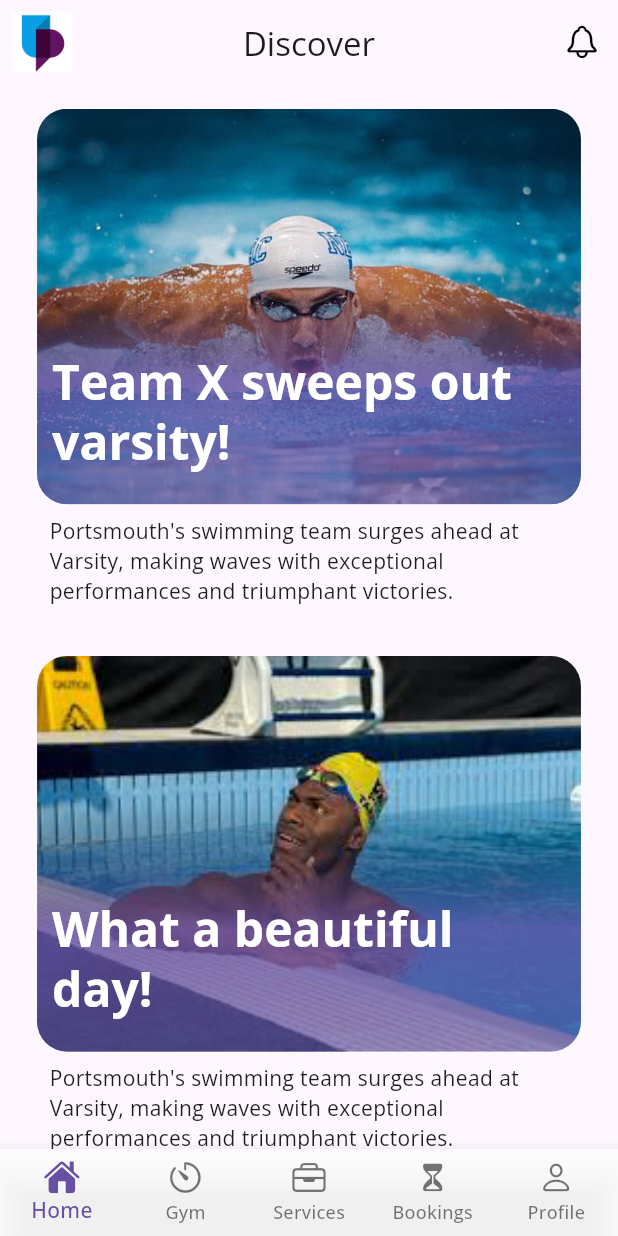
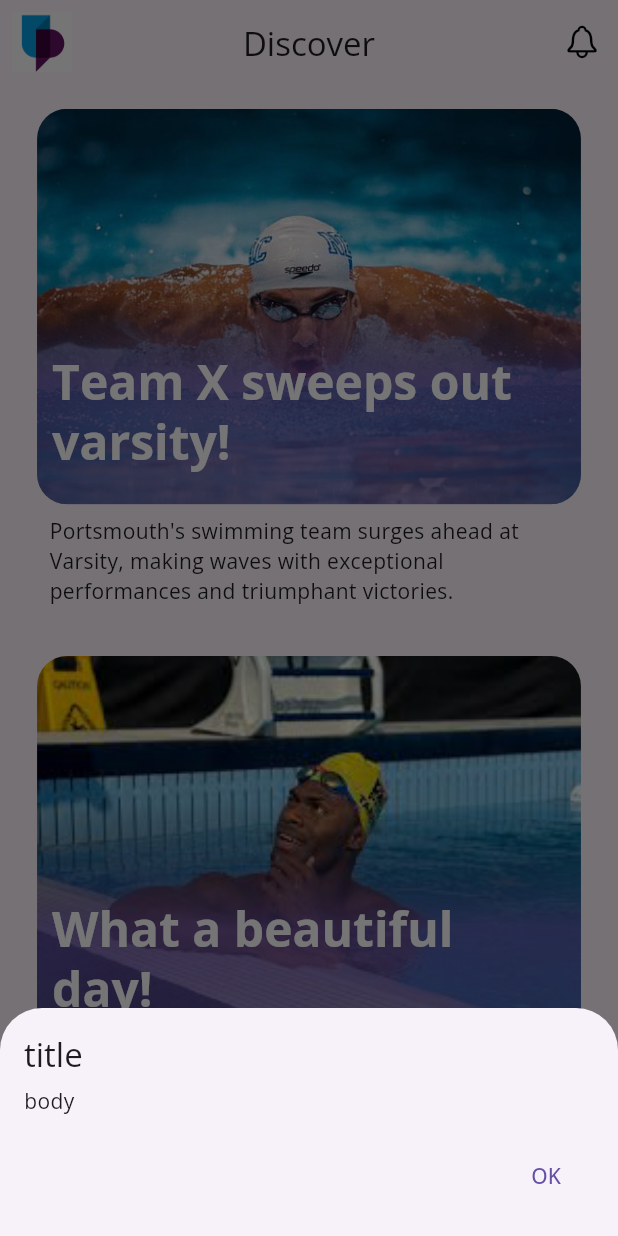
Before and after one commit to AltTheo/UOP_sports_app_v3.0, a Flutter app: the screen it shows after launch, after a tap on an icon or button, on a phone screen of 412 x 824 dp. Run offline on Flutter 3.47's test engine with Material 3 defaults, Android fonts, the light colour scheme and no system bars; our stand-ins replace flutter_secure_storage, flutter_svg, shared_preferences; project files that could hold a hidden picture were left out.

Commit message:
new branch

```diff
--- /dev/null
+++ b/devtools_options.yaml
@@ -0,0 +1,3 @@
+description: This file stores settings for Dart & Flutter DevTools.
+documentation: https://docs.flutter.dev/tools/devtools/extensions#configure-extension-enablement-states
+extensions:
--- a/lib/components/buttons/bell_button.dart
+++ b/lib/components/buttons/bell_button.dart
@@ -1,5 +1,6 @@
 import 'package:flutter/cupertino.dart';
 import 'package:flutter/material.dart';
+import 'package:uop_sports_v3/utils/helper/open_notification.dart';
 
 class BellButton extends StatelessWidget {
   const BellButton({super.key});
@@ -7,7 +8,9 @@ class BellButton extends StatelessWidget {
   @override
   Widget build(BuildContext context) {
     return IconButton(
-        onPressed: () {},
+        onPressed: () {
+          showNotification(context, title: 'title', body: 'body');
+        },
         icon: const Icon(
           CupertinoIcons.bell,
           size: 25,
--- a/lib/screens/home/discover.dart
+++ b/lib/screens/home/discover.dart
@@ -2,6 +2,8 @@ import 'package:flutter/material.dart';
 import 'package:uop_sports_v3/common/app_features/app_bar.dart';
 import 'package:uop_sports_v3/common/app_features/images.dart';
 import 'package:uop_sports_v3/common/widgets/info_bubble.dart';
+import 'package:uop_sports_v3/components/buttons/bell_button.dart';
+import 'package:uop_sports_v3/utils/helper/open_notification.dart';
 
 class Discover extends StatefulWidget {
   const Discover({super.key});
--- a/lib/screens/services/service_model.dart
+++ b/lib/screens/services/service_model.dart
@@ -12,7 +12,7 @@ List<SportsType> sportsGrid = [
   SportsType(name: 'Dodgeball', imageUrl: UopImages.swimImage),
   SportsType(name: 'Football', imageUrl: UopImages.swimImage),
   SportsType(name: 'Netball', imageUrl: UopImages.swimImage),
-  SportsType(name: 'Scholar Activities', imageUrl: UopImages.swimImage),
+  SportsType(name: 'Scholar Activities', imageUrl: UopImages.swimImage2),
   SportsType(name: 'TASS Athletes', imageUrl: UopImages.swimImage),
-  SportsType(name: 'Volleyball', imageUrl: UopImages.swimImage),
+  SportsType(name: 'Volleyball', imageUrl: UopImages.swimImage2),
 ];
--- a/lib/screens/services/services.dart
+++ b/lib/screens/services/services.dart
@@ -1,8 +1,9 @@
 import 'package:flutter/material.dart';
 import 'package:uop_sports_v3/common/app_features/app_bar.dart';
 import 'package:uop_sports_v3/screens/Gym/gym.dart';
-import 'package:uop_sports_v3/screens/services/sports.dart';
-import 'package:uop_sports_v3/screens/services/uop_classes.dart';
+import 'package:uop_sports_v3/screens/services/sports_page.dart';
+import 'package:uop_sports_v3/screens/services/swim_page.dart';
+import 'package:uop_sports_v3/screens/services/uop_class_page.dart';
 
 class Services extends StatefulWidget {
   const Services({super.key});
@@ -34,11 +35,9 @@ class _ServicesState extends State<Services> {
             ]),
             'Services'),
         body: const TabBarView(children: [
-          Sports(),
+          SportsPage(),
           UopClasses(),
-          Center(
-            child: Text('View 4'),
-          ),
+          SwimPage(),
           Center(
             child: Text('View 5'),
           )
--- a/lib/screens/services/sports.dart
+++ /dev/null
@@ -1,51 +0,0 @@
-import 'package:flutter/material.dart';
-import 'package:uop_sports_v3/common/app_features/images.dart';
-import 'package:uop_sports_v3/common/widgets/service_grid.dart';
-import 'package:uop_sports_v3/screens/services/service_model.dart';
-
-class Sports extends StatefulWidget {
-  const Sports({super.key});
-
-  @override
-  State<Sports> createState() => _SportsState();
-}
-
-class _SportsState extends State<Sports> {
-  @override
-  Widget build(BuildContext context) {
-    var screenSize = MediaQuery.of(context).size;
-    var screenHeight = screenSize.height;
-    var screenWidth = screenSize.width;
-    return DefaultTabController(
-      length: 4,
-      child: Scaffold(
-        body: PreferredSize(
-            preferredSize: const Size.fromHeight(48.0),
-            child: Padding(
-              padding: const EdgeInsets.all(8),
-              child: Container(
-                  // height: screenHeight * 0.06,
-                  width: screenWidth,
-                  decoration: BoxDecoration(
-                    // color: Colors.grey[200],
-                    borderRadius: BorderRadius.circular(20),
-                  ),
-                  child: GridView.builder(
-                      gridDelegate:
-                          const SliverGridDelegateWithFixedCrossAxisCount(
-                              crossAxisCount: 2, childAspectRatio: 0.9
-                              // crossAxisSpacing: 0.3,
-                              ),
-                      itemCount: sportsGrid.length,
-                      itemBuilder: (BuildContext context, int index) {
-                        final sports = sportsGrid[index];
-                        return ServiceCard(
-                          caption: sports.name,
-                          image: sports.imageUrl,
-                        );
-                      })),
-            )),
-      ),
-    );
-  }
-}
--- /dev/null
+++ b/lib/screens/services/sports_page.dart
@@ -0,0 +1,88 @@
+import 'package:flutter/material.dart';
+import 'package:uop_sports_v3/common/app_features/images.dart';
+import 'package:uop_sports_v3/common/widgets/service_grid.dart';
+import 'package:uop_sports_v3/components/input/search_input.dart';
+import 'package:uop_sports_v3/screens/services/service_model.dart';
+
+class SportsPage extends StatefulWidget {
+  const SportsPage({super.key});
+
+  @override
+  State<SportsPage> createState() => _SportsPageState();
+}
+
+class _SportsPageState extends State<SportsPage> {
+  List<SportsType>? filteredSports;
+
+  @override
+  void initState() {
+    super.initState();
+    filteredSports = List.from(sportsGrid);
+  }
+
+  void filterSearchResults(String query) {
+    if (query.isEmpty || query == "") {
+      setState(() {
+        filteredSports = List.from(sportsGrid);
+      });
+      return;
+    }
+
+    final results = sportsGrid.where((sport) {
+      return sport.name.toLowerCase().contains(query.toLowerCase());
+    }).toList();
+
+    setState(() {
+      filteredSports = results;
+    });
+  }
+
+  @override
+  Widget build(BuildContext context) {
+    var screenSize = MediaQuery.of(context).size;
+    var screenHeight = screenSize.height;
+    var screenWidth = screenSize.width;
+    return Scaffold(
+        body: Column(
+      children: [
+        // Row(
+        //   mainAxisAlignment: MainAxisAlignment.spaceBetween,
+        //   children: [],
+        // ),
+        //TODO: Change this to a filter instead.
+        // SearchInput(
+        //   onChanged: (_) {
+        //     filterSearchResults(_);
+        //   },
+        //   controller: TextEditingController(),
+        //   autofocus: false,
+        //   keyboardType: TextInputType.text,
+        //   action: TextInputAction.search,
+        //   // labelText: 'Search Sports',
+        //   hintText: 'Search for your favourite sport',
+        // ),
+        Expanded(
+          child: Padding(
+            padding: const EdgeInsets.all(8),
+            child: RefreshIndicator.adaptive(
+              onRefresh: () async {},
+              child: GridView.builder(
+                  gridDelegate: const SliverGridDelegateWithFixedCrossAxisCount(
+                      crossAxisCount: 1,
+                      childAspectRatio: 1.5,
+                      mainAxisSpacing: 2),
+                  itemCount: filteredSports?.length,
+                  itemBuilder: (BuildContext context, int index) {
+                    final sports = filteredSports?[index];
+                    return ServiceCard(
+                      caption: sports?.name,
+                      image: sports?.imageUrl,
+                    );
+                  }),
+            ),
+          ),
+        ),
+      ],
+    ));
+  }
+}
--- /dev/null
+++ b/lib/utils/helper/open_notification.dart
@@ -0,0 +1,62 @@
+import 'dart:io';
+
+import 'package:flutter/cupertino.dart';
+import 'package:flutter/material.dart';
+
+void showNotification(
+  BuildContext context, {
+  required String title,
+  required String body,
+}) {
+  Platform.isAndroid
+      ? showModalBottomSheet(
+          context: context,
+          builder: (BuildContext context) {
+            return Padding(
+              padding: const EdgeInsets.all(16.0),
+              child: Column(
+                mainAxisSize: MainAxisSize.min,
+                crossAxisAlignment: CrossAxisAlignment.start,
+                children: <Widget>[
+                  Text(
+                    title,
+                    style: Theme.of(context).textTheme.titleLarge,
+                  ),
+                  const SizedBox(height: 8.0),
+                  Text(
+                    body,
+                    style: Theme.of(context).textTheme.bodyMedium,
+                  ),
+                  const SizedBox(height: 16.0),
+                  Align(
+                    alignment: Alignment.centerRight,
+                    child: TextButton(
+                      onPressed: () => Navigator.of(context).pop(),
+                      child: const Text('OK'),
+                    ),
+                  ),
+                ],
+              ),
+            );
+          },
+        )
+      : showCupertinoModalPopup(
+          context: context,
+          builder: (BuildContext context) {
+            return CupertinoActionSheet(
+              title: Text(title),
+              message: Text(body),
+              actions: <CupertinoActionSheetAction>[
+                CupertinoActionSheetAction(
+                  onPressed: () => Navigator.of(context).pop(),
+                  child: const Text('OK'),
+                ),
+              ],
+              cancelButton: CupertinoActionSheetAction(
+                onPressed: () => Navigator.of(context).pop(),
+                child: const Text('Cancel'),
+              ),
+            );
+          },
+        );
+}
```
Also changed, not shown: lib/components/input/search_input.dart (+17 -5 lines), lib/screens/services/swim_page.dart (added, +38 -0 lines), lib/screens/services/uop_class_page.dart (added, +38 -0 lines), lib/screens/services/uop_classes.dart (deleted, +0 -27 lines), lib/components/modals/notification_modal.dart (added), pubspec.lock, 4 other files.
